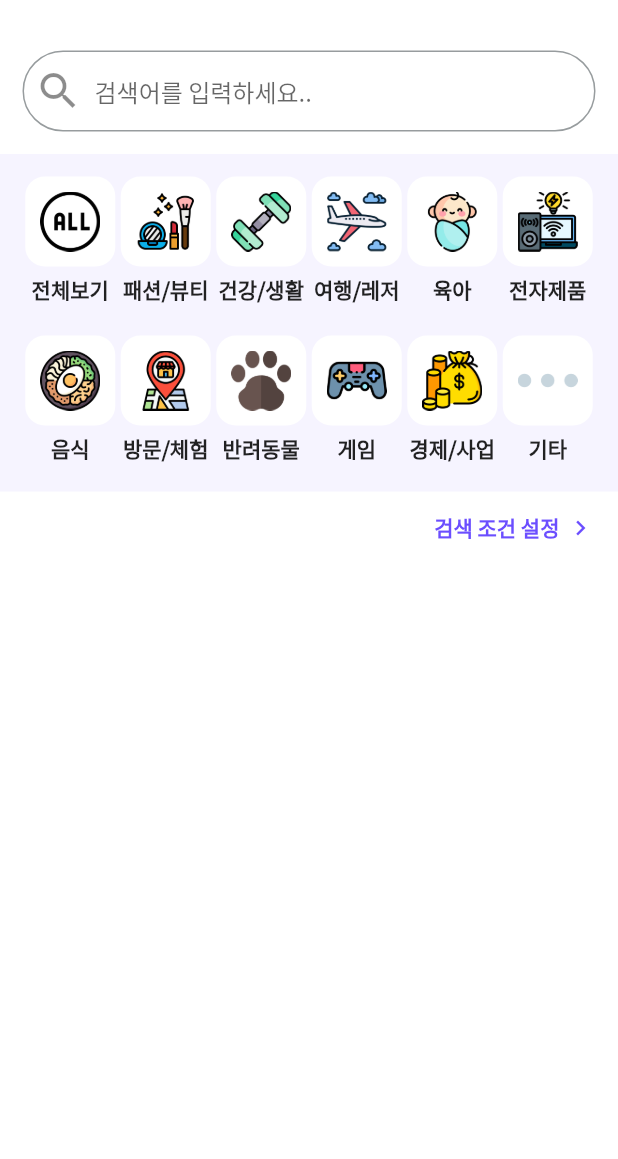
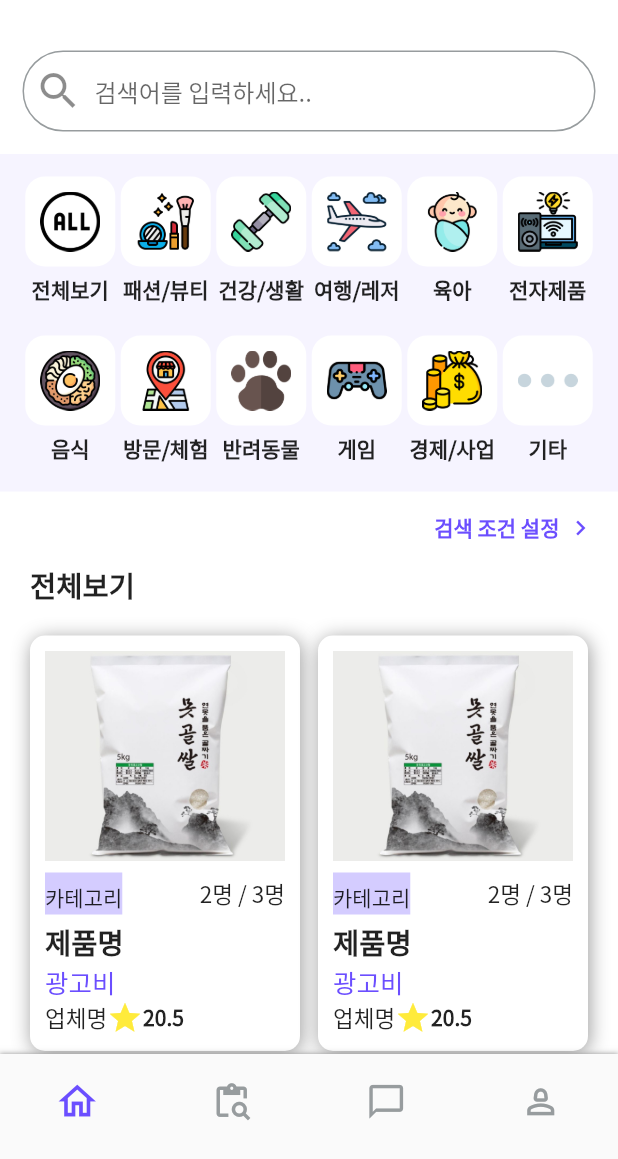
Before and after one commit to dontk1llme/CLOUT, a Flutter app: the screen it shows after launch, item 2 of the bottom bar chosen, on a phone screen of 412 x 824 dp, the part 77-1236 px from its top. Run offline on Flutter 3.47's test engine with Material 2 defaults, Android fonts, the phone set to English and light mode, and no system bars; our stand-ins replace get.

Commit message:
Feat: Campaign List Item Custom Widget 제작
- campaign_item_box 위젯 제작

```diff
--- a/clout/lib/screens/campaign_list/campaign_list.dart
+++ b/clout/lib/screens/campaign_list/campaign_list.dart
@@ -2,7 +2,9 @@ import 'package:flutter/material.dart';
 import '../../widgets/category_list.dart';
 import '../../widgets/search_bar.dart';
 import '../../widgets/search_detail_button.dart';
+import '../../widgets/campaign_item_box.dart';
 import '../../widgets/header/header.dart';
+import '../../widgets/nav_bar/nav_bar.dart';
 import '../../style.dart' as style;
 
 class CampaignList extends StatefulWidget {
@@ -13,6 +15,23 @@ class CampaignList extends StatefulWidget {
 }
 
 class _MyCampaignList extends State<CampaignList> {
+  var tab = 0;
+  var header = 0;
+  var headerTitle = '채널명/메뉴명';
+
+  setTab(tabIndex) {
+    setState(() {
+      tab = tabIndex;
+    });
+  }
+
+  setHeader(headerType) {
+    setState(() {
+      header = headerType;
+      print('header : ${header}');
+    });
+  }
+
   @override
   Widget build(BuildContext context) {
     return Scaffold(
@@ -24,13 +43,39 @@ class _MyCampaignList extends State<CampaignList> {
               header: 1,
               headerTitle: '캠페인 목록',
             )),
-      body: Column(
+        body: ListView(
           children: [
             MySearchBar(), // 검색바 위젯 추가
             CategoryList(), // Category 위젯 추가
             SearchDetailButton(), // 검색 조건 설정 버튼
+            Padding(
+              padding: EdgeInsets.only(left: 20),
+              child: Row(
+                mainAxisAlignment: MainAxisAlignment.start, // 가장 왼쪽으로 정렬
+                children: <Widget>[
+                  Text(
+                    '전체보기',
+                    style: TextStyle(
+                      fontWeight: FontWeight.w700,
+                      fontSize: 19,
+                    ),
+                  ),
                 ],
               ),
-    );
+            ),
+            Padding(
+              padding: EdgeInsets.all(20),
+              child: Row(
+                mainAxisAlignment: MainAxisAlignment.spaceBetween,
+                children: [
+                  CampaignItemBox(),
+                  CampaignItemBox(),
+                ],
+              ),
+            ),
+          ],
+        ),
+        bottomNavigationBar:
+            NavBar(tab: tab, setTab: setTab, setHeader: setHeader));
   }
 }
--- a/clout/lib/screens/clouter_list/clouter_list.dart
+++ b/clout/lib/screens/clouter_list/clouter_list.dart
@@ -1,5 +1,7 @@
 import 'package:flutter/material.dart';
 import '../../widgets/category_list.dart';
+import '../../widgets/search_bar.dart';
+import '../../widgets/search_detail_button.dart';
 import '../../widgets/header/header.dart';
 import '../../style.dart' as style;
 
@@ -14,16 +16,19 @@ class _MyClouterList extends State<ClouterList> {
   @override
   Widget build(BuildContext context) {
     return Scaffold(
+      backgroundColor:
+          style.colors['white'], // 기본 backgroundColor 밝은 회색이길래 넣은 코드
       appBar: PreferredSize(
-          preferredSize: Size.fromHeight(100),
+          preferredSize: Size.fromHeight(70),
           child: Header(
             header: 1,
-            headerTitle: '캠페인 목록',
+            headerTitle: '클라우터 목록',
           )),
       body: Column(
         children: [
-          // Category 위젯 추가
-          CategoryList(),
+          MySearchBar(), // 검색바 위젯 추가
+          CategoryList(), // Category 위젯 추가
+          SearchDetailButton(), // 검색 조건 설정 버튼
         ],
       ),
     );
--- /dev/null
+++ b/clout/lib/widgets/campaign_item_box.dart
@@ -0,0 +1,73 @@
+import 'package:flutter/material.dart';
+import '../style.dart' as style;
+
+class CampaignItemBox extends StatelessWidget {
+  const CampaignItemBox({super.key});
+
+  @override
+  Widget build(BuildContext context) {
+    return Container(
+        width: 180,
+        padding: EdgeInsets.all(10),
+        decoration: BoxDecoration(
+          color: style.colors['white'],
+          borderRadius: BorderRadius.circular(10),
+          boxShadow: style.shadows['shadow'],
+        ),
+        child: Column(
+          crossAxisAlignment: CrossAxisAlignment.start,
+          children: [
+            Image.asset(
+              'assets/images/itemImage.jpg',
+              width: 180,
+              height: 140,
+              fit: BoxFit.cover, // 이미지를 화면에 맞춤(이 코드 없애면 기존 사진 사이즈대로 보임)
+            ),
+            Padding(
+              padding: EdgeInsets.fromLTRB(0, 8, 0, 4),
+              child: Row(
+                mainAxisAlignment: MainAxisAlignment.spaceBetween,
+                children: [
+                  Expanded(
+                    child: Text('카테고리',
+                        style: TextStyle(
+                          backgroundColor: style.colors['category'],
+                          height: 2,
+                        )),
+                  ),
+                  Text('2명 / 3명',
+                      style: TextStyle(
+                        fontSize: 15,
+                      )),
+                ],
+              ),
+            ),
+            Text('제품명',
+                style: TextStyle(
+                  fontWeight: FontWeight.w700,
+                  fontSize: 19,
+                )),
+            Text('광고비',
+                style: TextStyle(
+                  color: style.colors['main1'],
+                  fontWeight: FontWeight.w500,
+                  fontSize: 17,
+                )),
+            Row(children: [
+              Text('업체명',
+                  style: TextStyle(
+                    fontSize: 15,
+                  )),
+              Icon(
+                Icons.star,
+                color: Colors.yellow,
+              ),
+              Text('20.5',
+                  style: TextStyle(
+                    fontWeight: FontWeight.w600,
+                  )),
+            ])
+          ],
+        ));
+  }
+}
--- a/clout/pubspec.yaml
+++ b/clout/pubspec.yaml
@@ -73,8 +73,7 @@ flutter:
     - assets/images/money.png
     - assets/images/more.png
     - assets/images/paw.png
-    # - images/a_dot_burr.jpeg
-    # - images/a_dot_ham.jpeg
+    - assets/images/itemImage.jpg
 
   # An image asset can refer to one or more resolution-specific "variants", see
   # https://flutter.dev/assets-and-images/#resolution-aware
```
Also changed, not shown: clout/assets/images/itemImage.jpg (added). Lines whose indentation alone changed are shown as unchanged.
